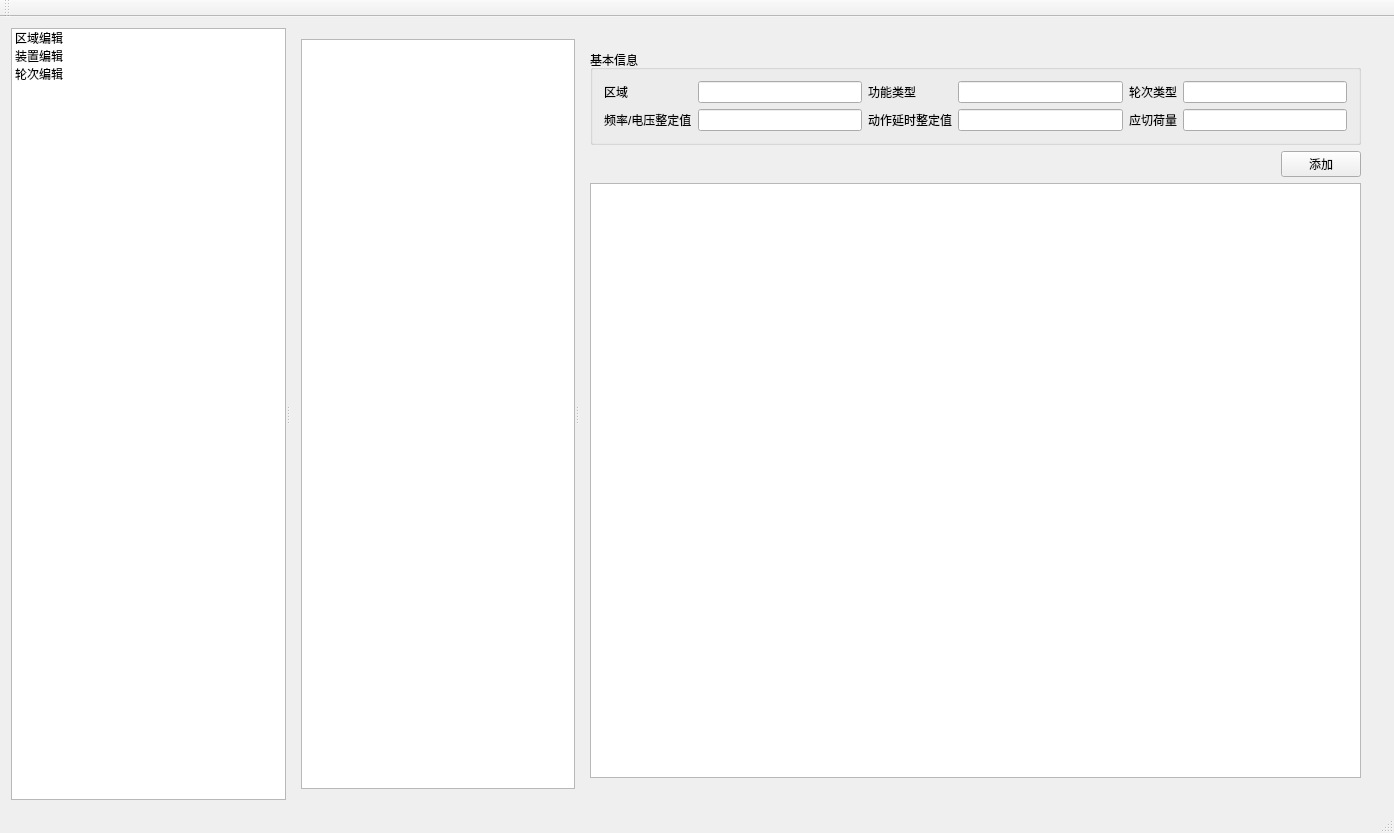
First picture: the form in dzjzconfig/mainwindow.ui, repository gongtuo86/dzjzsrv, before the edit.
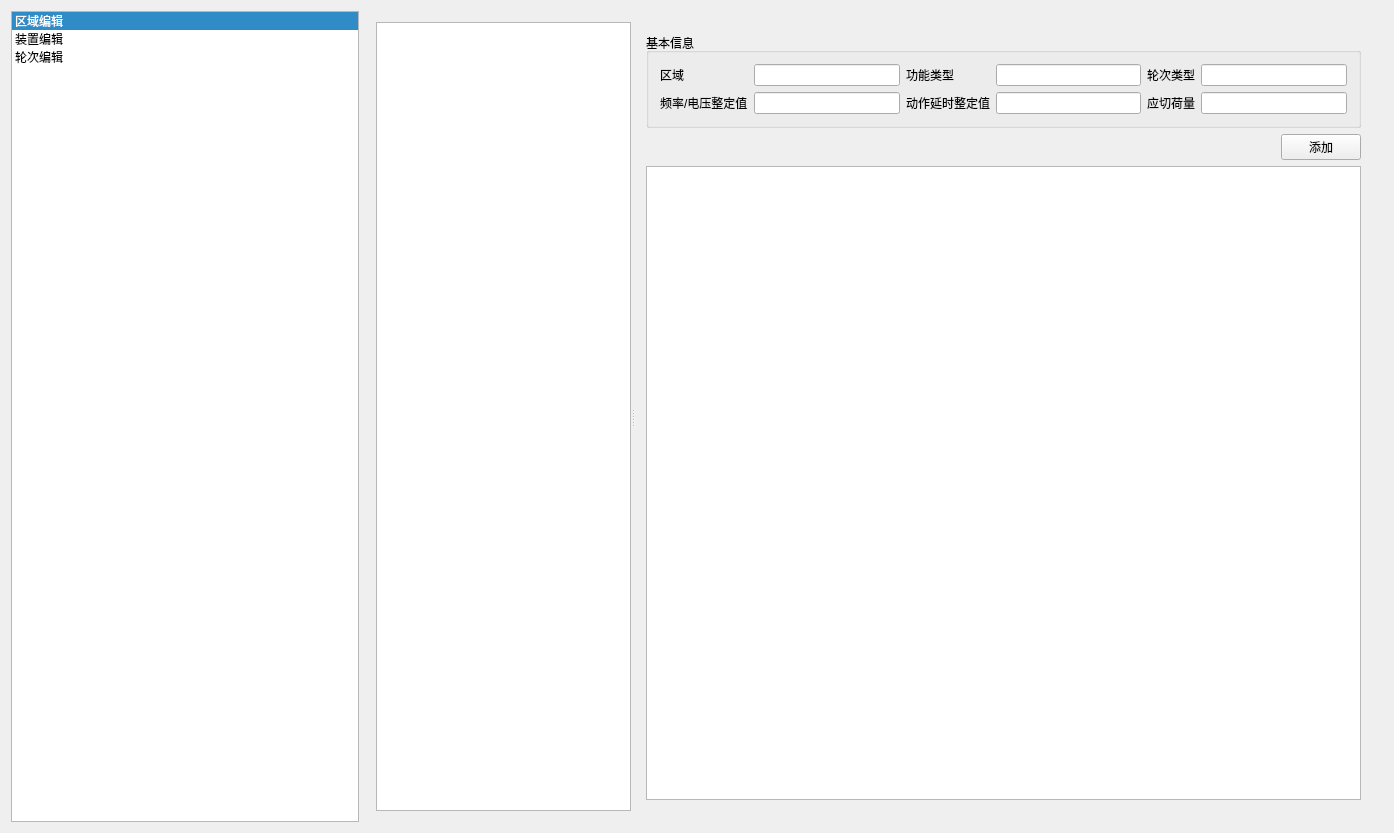
Second picture: the form after the edit. The open tabs and pages were chosen to show the change.

Diff of the .ui file:
```diff
--- a/dzjzconfig/mainwindow.ui
+++ b/dzjzconfig/mainwindow.ui
@@ -16,11 +16,19 @@
   <widget class="QWidget" name="centralWidget">
    <layout class="QGridLayout" name="gridLayout_2">
     <item row="0" column="0">
-     <widget class="QSplitter" name="splitter">
-      <property name="orientation">
-       <enum>Qt::Horizontal</enum>
-      </property>
       <widget class="QListWidget" name="m_listWidget">
+      <property name="sizePolicy">
+       <sizepolicy hsizetype="Expanding" vsizetype="Expanding">
+        <horstretch>0</horstretch>
+        <verstretch>0</verstretch>
+       </sizepolicy>
+      </property>
+      <property name="resizeMode">
+       <enum>QListView::Fixed</enum>
+      </property>
+      <property name="currentRow">
+       <number>0</number>
+      </property>
        <item>
         <property name="text">
          <string>区域编辑</string>
@@ -37,9 +45,11 @@
         </property>
        </item>
       </widget>
+    </item>
+    <item row="0" column="1">
       <widget class="QStackedWidget" name="m_stackedWidget">
        <property name="sizePolicy">
-        <sizepolicy hsizetype="Preferred" vsizetype="Preferred">
+       <sizepolicy hsizetype="Expanding" vsizetype="Preferred">
          <horstretch>0</horstretch>
          <verstretch>0</verstretch>
         </sizepolicy>
@@ -153,8 +163,8 @@
         </layout>
        </widget>
        <widget class="QWidget" name="page">
-        <layout class="QGridLayout" name="gridLayout_7">
-         <item row="0" column="0">
+       <layout class="QHBoxLayout" name="horizontalLayout_2">
+        <item>
           <widget class="QSplitter" name="splitter_2">
            <property name="orientation">
             <enum>Qt::Horizontal</enum>
@@ -265,29 +275,9 @@
         </layout>
        </widget>
       </widget>
-     </widget>
     </item>
    </layout>
   </widget>
-  <widget class="QMenuBar" name="menuBar">
-   <property name="geometry">
-    <rect>
-     <x>0</x>
-     <y>0</y>
-     <width>1394</width>
-     <height>23</height>
-    </rect>
-   </property>
-  </widget>
-  <widget class="QToolBar" name="mainToolBar">
-   <attribute name="toolBarArea">
-    <enum>TopToolBarArea</enum>
-   </attribute>
-   <attribute name="toolBarBreak">
-    <bool>false</bool>
-   </attribute>
-  </widget>
-  <widget class="QStatusBar" name="statusBar"/>
  </widget>
  <layoutdefault spacing="6" margin="11"/>
  <resources/>
```
Left out of the diff: 2 changed lines with no effect on the pictures. Lines whose indentation alone changed are shown as unchanged.
